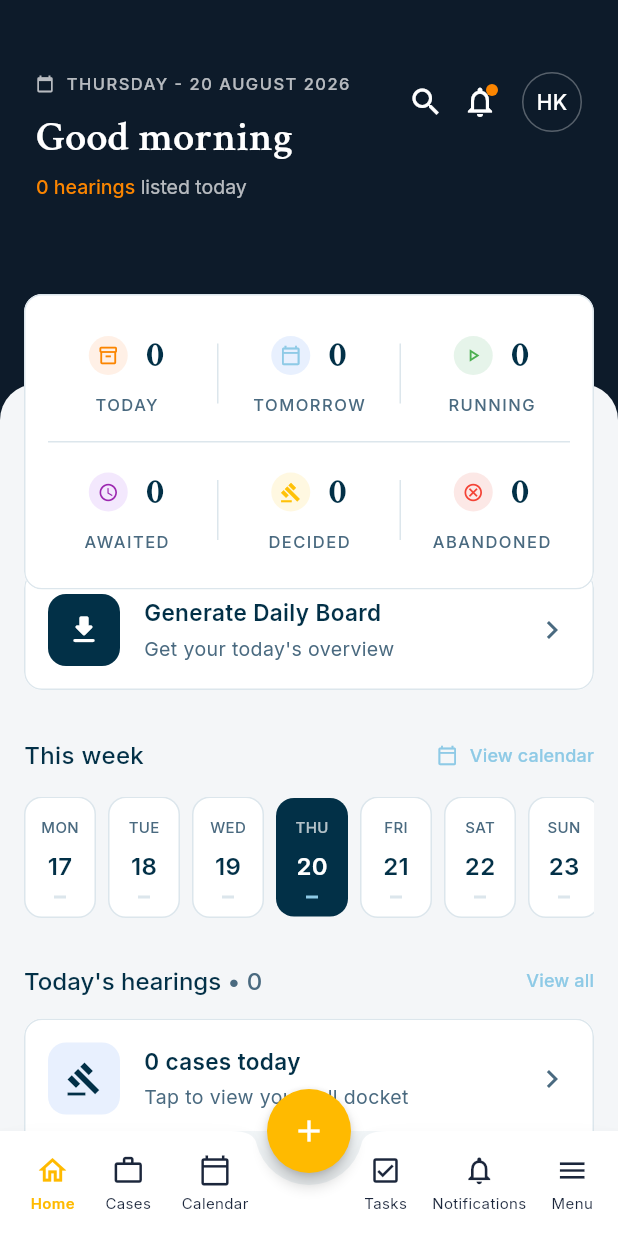
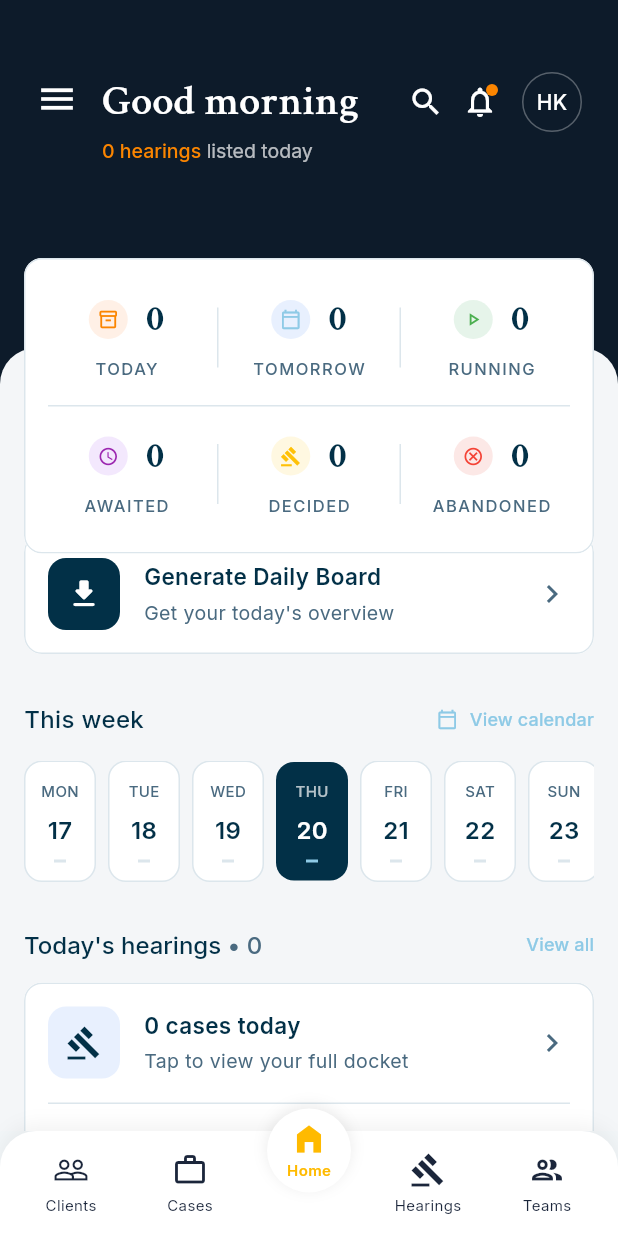
Before and after one commit to Mahnoor-Akhtar/qanomy_app, a Flutter app: the screen it shows after launch, on a phone screen of 412 x 824 dp. Run offline on Flutter 3.47's test engine with Material 3 defaults, Android fonts, the phone set to English and light mode, and no system bars; our stand-ins replace flutter_animate, google_fonts.

Commit message:
Update bottom navigation style, add quick actions, and add support to sidebar

```diff
--- a/lib/features/dashboard/screens/dashboard_screen.dart
+++ b/lib/features/dashboard/screens/dashboard_screen.dart
@@ -14,9 +14,9 @@ class DashboardScreen extends StatelessWidget {
 
   @override
   Widget build(BuildContext context) {
-    return Scaffold(
-      backgroundColor: AppColors.navBackground,
-      body: SafeArea(
+    return ColoredBox(
+      color: AppColors.navBackground,
+      child: SafeArea(
         child: Stack(
           children: [
             // Entire page is scrollable so header doesn't get hidden under content
--- a/lib/features/dashboard/widgets/dashboard_header.dart
+++ b/lib/features/dashboard/widgets/dashboard_header.dart
@@ -17,26 +17,23 @@ class DashboardHeader extends StatelessWidget {
         children: [
           // Left Side: Date, Greeting, Subtitle
           Expanded(
-            child: Column(
+            child: Row(
               crossAxisAlignment: CrossAxisAlignment.start,
               children: [
-                Row(
-                  children: [
-                    const Icon(Icons.calendar_today, size: 12, color: Colors.white70),
-                    const SizedBox(width: AppSpacing.s8),
-                    Text(
-                      'THURSDAY - 20 AUGUST 2026',
-                      style: AppTypography.labelSmall.copyWith(
-                        color: Colors.white70,
-                        letterSpacing: 1,
-                        fontWeight: FontWeight.w500,
-                      ),
-                    ),
-                  ],
+                GestureDetector(
+                  onTap: () => Scaffold.of(context).openDrawer(),
+                  behavior: HitTestBehavior.opaque,
+                  child: const Padding(
+                    padding: EdgeInsets.only(right: 16.0, top: 4.0),
+                    child: Icon(Icons.menu, color: Colors.white, size: 28),
+                  ),
                 ),
-                const SizedBox(height: AppSpacing.s8),
-                Text(
-                  'Good morning',
+                Expanded(
+                  child: Column(
+                    crossAxisAlignment: CrossAxisAlignment.start,
+                    children: [
+                      Text(
+                        'Good morning',
                   style: AppTypography.header.copyWith(
                     color: Colors.white,
                     fontSize: 28,
@@ -52,6 +49,9 @@ class DashboardHeader extends StatelessWidget {
                         style: AppTypography.bodyInterMedium.copyWith(color: AppColors.princetonOrange, fontSize: 13),
                       ),
                       const TextSpan(text: ' listed today'),
+                    ],
+                  ),
+                ),
                     ],
                   ),
                 ),
--- a/lib/features/dashboard/widgets/quick_actions_grid.dart
+++ b/lib/features/dashboard/widgets/quick_actions_grid.dart
@@ -48,14 +48,17 @@ class QuickActionsGrid extends StatelessWidget {
               spacing: AppSpacing.s12,
               runSpacing: AppSpacing.s16,
               children: [
-                _buildActionItem('Add Case', Icons.work_outline, AppColors.princetonOrange, AppColors.pastelOrange, itemWidth),
-                _buildActionItem('Search', Icons.search, AppColors.skyBlue, AppColors.pastelBlue, itemWidth),
-                _buildActionItem('Calendar', Icons.calendar_today_outlined, AppColors.skyBlue, AppColors.pastelBlue, itemWidth),
-                _buildActionItem('Clients', Icons.people_outline, Colors.green, AppColors.pastelGreen, itemWidth),
-                _buildActionItem('Advocates', Icons.person_outline, Colors.purple, AppColors.pastelPurple, itemWidth),
-                _buildActionItem('Tasks', Icons.format_list_bulleted, AppColors.princetonOrange, AppColors.pastelOrange, itemWidth),
-                _buildActionItem('Reminders', Icons.notifications_none, Colors.amber, AppColors.pastelYellow, itemWidth),
-                _buildActionItem('Appointments', Icons.event, Colors.red, AppColors.pastelRed, itemWidth),
+                _buildActionItem('Dashboard', Icons.dashboard_outlined, AppColors.princetonOrange, AppColors.pastelOrange, itemWidth),
+                _buildActionItem('Cases', Icons.work_outline, AppColors.skyBlue, AppColors.pastelBlue, itemWidth),
+                _buildActionItem('Hearings', Icons.calendar_today_outlined, Colors.green, AppColors.pastelGreen, itemWidth),
+                _buildActionItem('Clients', Icons.people_outline, Colors.purple, AppColors.pastelPurple, itemWidth),
+                _buildActionItem('Documents', Icons.description_outlined, AppColors.princetonOrange, AppColors.pastelOrange, itemWidth),
+                _buildActionItem('Invoices', Icons.receipt_long_outlined, Colors.amber, AppColors.pastelYellow, itemWidth),
+                _buildActionItem('Team', Icons.group_outlined, Colors.red, AppColors.pastelRed, itemWidth),
+                _buildActionItem('Tasks', Icons.check_box_outlined, AppColors.skyBlue, AppColors.pastelBlue, itemWidth),
+                _buildActionItem('Reports', Icons.bar_chart_outlined, Colors.green, AppColors.pastelGreen, itemWidth),
+                _buildActionItem('Notifications', Icons.notifications_none, Colors.purple, AppColors.pastelPurple, itemWidth),
+                _buildActionItem('Settings', Icons.settings_outlined, AppColors.princetonOrange, AppColors.pastelOrange, itemWidth),
               ],
             );
           },
--- a/lib/features/navigation/main_layout.dart
+++ b/lib/features/navigation/main_layout.dart
@@ -34,11 +34,11 @@ class _MainLayoutState extends State<MainLayout> {
   // Helper to map bottom nav index to main screen index
   int _mapBottomNavToMainIndex(int bottomIndex) {
     switch (bottomIndex) {
-      case 0: return 0; // Dashboard
+      case 0: return 3; // Clients
       case 1: return 1; // Cases
-      case 2: return 2; // Calendar
-      case 3: return 7; // Tasks
-      case 4: return 9; // Notifications
+      case 2: return 0; // Dashboard (Home)
+      case 3: return 2; // Hearings & Calendar
+      case 4: return 6; // Teams
       default: return 0;
     }
   }
@@ -46,22 +46,17 @@ class _MainLayoutState extends State<MainLayout> {
   // Helper to figure out which bottom nav tab should be highlighted
   int _getBottomNavIndex(int mainIndex) {
     switch (mainIndex) {
-      case 0: return 0;
-      case 1: return 1;
-      case 2: return 2;
-      case 7: return 3;
-      case 9: return 4;
+      case 0: return 2; // Home
+      case 1: return 1; // Cases
+      case 3: return 0; // Clients
+      case 2: return 3; // Hearings
+      case 6: return 4; // Teams
       default: return -1; // No bottom nav item highlighted if deeply nested in drawer
     }
   }
 
   void _onBottomNavSelected(int bottomIndex) {
-    if (bottomIndex == 5) {
-      // Open Drawer
-      _scaffoldKey.currentState?.openDrawer();
-    } else {
-      setState(() => _currentIndex = _mapBottomNavToMainIndex(bottomIndex));
-    }
+    setState(() => _currentIndex = _mapBottomNavToMainIndex(bottomIndex));
   }
 
   @override
@@ -89,26 +84,6 @@ class _MainLayoutState extends State<MainLayout> {
           index: _currentIndex,
           children: _screens,
         ),
-        floatingActionButton: FloatingActionButton(
-          onPressed: () {
-            // Show Add action sheet or dialog
-            showModalBottomSheet(
-              context: context,
-              builder: (context) => const SafeArea(
-                child: Padding(
-                  padding: EdgeInsets.all(16.0),
-                  child: Text('Add Menu Placeholder'),
-                ),
-              ),
-            );
-          },
-          backgroundColor: AppColors.navOrange,
-          foregroundColor: Colors.white,
-          shape: const CircleBorder(),
-          elevation: 4,
-          child: const Icon(Icons.add),
-        ),
-        floatingActionButtonLocation: FloatingActionButtonLocation.centerDocked,
         bottomNavigationBar: CustomBottomAppBar(
           selectedIndex: _getBottomNavIndex(_currentIndex),
           onItemSelected: _onBottomNavSelected,
--- a/lib/features/navigation/widgets/custom_bottom_app_bar.dart
+++ b/lib/features/navigation/widgets/custom_bottom_app_bar.dart
@@ -14,74 +14,115 @@ class CustomBottomAppBar extends StatelessWidget {
 
   @override
   Widget build(BuildContext context) {
-    return BottomAppBar(
+    return Container(
+      height: 70,
+      decoration: BoxDecoration(
         color: Colors.white,
-      surfaceTintColor: Colors.transparent,
-      elevation: 8,
-      shadowColor: Colors.black.withOpacity(0.2),
-      shape: const CircularNotchedRectangle(),
-      notchMargin: 8,
-      padding: const EdgeInsets.symmetric(horizontal: 4, vertical: 8),
-      height: 70,
-      child: Row(
-        mainAxisAlignment: MainAxisAlignment.spaceBetween,
-        children: [
-          // Left Side Items
-          Expanded(
+        borderRadius: const BorderRadius.only(
+          topLeft: Radius.circular(24),
+          topRight: Radius.circular(24),
+        ),
+        boxShadow: [
+          BoxShadow(
+            color: Colors.black.withOpacity(0.05),
+            blurRadius: 10,
+            offset: const Offset(0, -4),
+          ),
+        ],
+      ),
+      // SafeArea ensures it sits above the home indicator on iOS
+      child: SafeArea(
+        top: false,
         child: Row(
           mainAxisAlignment: MainAxisAlignment.spaceEvenly,
           children: [
-                _buildNavItem(0, 'Home', Icons.home_outlined),
-                _buildNavItem(1, 'Cases', Icons.work_outline),
-                _buildNavItem(2, 'Calendar', Icons.calendar_today_outlined),
+            _buildNavItem(0, 'Clients', Icons.people, Icons.people_outline),
+            _buildNavItem(1, 'Cases', Icons.work, Icons.work_outline),
+            _buildNavItem(2, 'Home', Icons.home_filled, Icons.home_outlined),
+            _buildNavItem(3, 'Hearings', Icons.gavel, Icons.gavel),
+            _buildNavItem(4, 'Teams', Icons.group, Icons.group_outlined),
           ],
         ),
       ),
+    );
+  }
 
-          // FAB Space Placeholder
-          const SizedBox(width: 48),
+  Widget _buildNavItem(int index, String label, IconData activeIcon, IconData inactiveIcon) {
+    final bool isSelected = selectedIndex == index;
+    final Color color = isSelected ? AppColors.navOrange : AppColors.iconInactive;
+    final IconData icon = isSelected ? activeIcon : inactiveIcon;
 
-          // Right Side Items
-          Expanded(
-            child: Row(
-              mainAxisAlignment: MainAxisAlignment.spaceEvenly,
+    return GestureDetector(
+      onTap: () => onItemSelected(index),
+      behavior: HitTestBehavior.opaque,
+      child: SizedBox(
+        width: 64,
+        height: 70,
+        child: Stack(
+          clipBehavior: Clip.none,
+          alignment: Alignment.center,
           children: [
-                _buildNavItem(3, 'Tasks', Icons.check_box_outlined),
-                _buildNavItem(4, 'Notifications', Icons.notifications_none),
-                _buildNavItem(5, 'Menu', Icons.menu),
+            // Animated Pop-up for Active Item
+            AnimatedPositioned(
+              duration: const Duration(milliseconds: 300),
+              curve: Curves.easeOutBack,
+              top: isSelected ? -15 : 15,
+              child: AnimatedOpacity(
+                duration: const Duration(milliseconds: 200),
+                opacity: isSelected ? 1.0 : 0.0,
+                child: Container(
+                  width: 56,
+                  height: 56,
+                  decoration: BoxDecoration(
+                    color: Colors.white,
+                    shape: BoxShape.circle,
+                    boxShadow: [
+                      if (isSelected)
+                        BoxShadow(
+                          color: Colors.black.withOpacity(0.08),
+                          blurRadius: 8,
+                          offset: const Offset(0, -2),
+                        ),
                     ],
+                  ),
+                  child: Column(
+                    mainAxisAlignment: MainAxisAlignment.center,
+                    children: [
+                      Icon(icon, color: color, size: 24),
+                      const SizedBox(height: 2),
+                      Text(
+                        label,
+                        style: AppTypography.labelSmall.copyWith(
+                          color: color,
+                          fontWeight: FontWeight.w600,
+                          fontSize: 10,
                         ),
                       ),
                     ],
                   ),
-    );
-  }
+                ),
+              ),
+            ),
 
-  Widget _buildNavItem(int index, String label, IconData icon) {
-    final bool isSelected = selectedIndex == index;
-    final Color color = isSelected ? AppColors.navOrange : AppColors.iconInactive;
-
-    return InkWell(
-      onTap: () => onItemSelected(index),
-      borderRadius: BorderRadius.circular(8),
-      child: Padding(
-        padding: const EdgeInsets.symmetric(horizontal: 4, vertical: 2),
+            // Inactive Item (Fades out when selected)
+            AnimatedOpacity(
+              duration: const Duration(milliseconds: 200),
+              opacity: isSelected ? 0.0 : 1.0,
               child: Column(
                 mainAxisSize: MainAxisSize.min,
                 mainAxisAlignment: MainAxisAlignment.center,
                 children: [
-            Icon(
-              icon,
-              color: color,
-              size: 22,
-            ),
+                  Icon(icon, color: AppColors.iconInactive, size: 24),
                   const SizedBox(height: 4),
                   Text(
                     label,
                     style: AppTypography.labelSmall.copyWith(
-                color: color,
-                fontWeight: isSelected ? FontWeight.w600 : FontWeight.w400,
+                      color: AppColors.iconInactive,
+                      fontWeight: FontWeight.w400,
                       fontSize: 10,
+                    ),
+                  ),
+                ],
               ),
             ),
           ],
--- a/lib/features/navigation/widgets/qanomy_sidebar.dart
+++ b/lib/features/navigation/widgets/qanomy_sidebar.dart
@@ -116,6 +116,12 @@ class QanomySidebar extends StatelessWidget {
                   label: 'Settings',
                   isSelected: selectedIndex == 10,
                   onTap: () => onItemSelected(10),
+                ),
+                _SidebarItem(
+                  icon: Icons.support,
+                  label: 'Support',
+                  isSelected: selectedIndex == 11,
+                  onTap: () => onItemSelected(11),
                 ),
               ],
             ),
```
Lines whose indentation alone changed are shown as unchanged.
